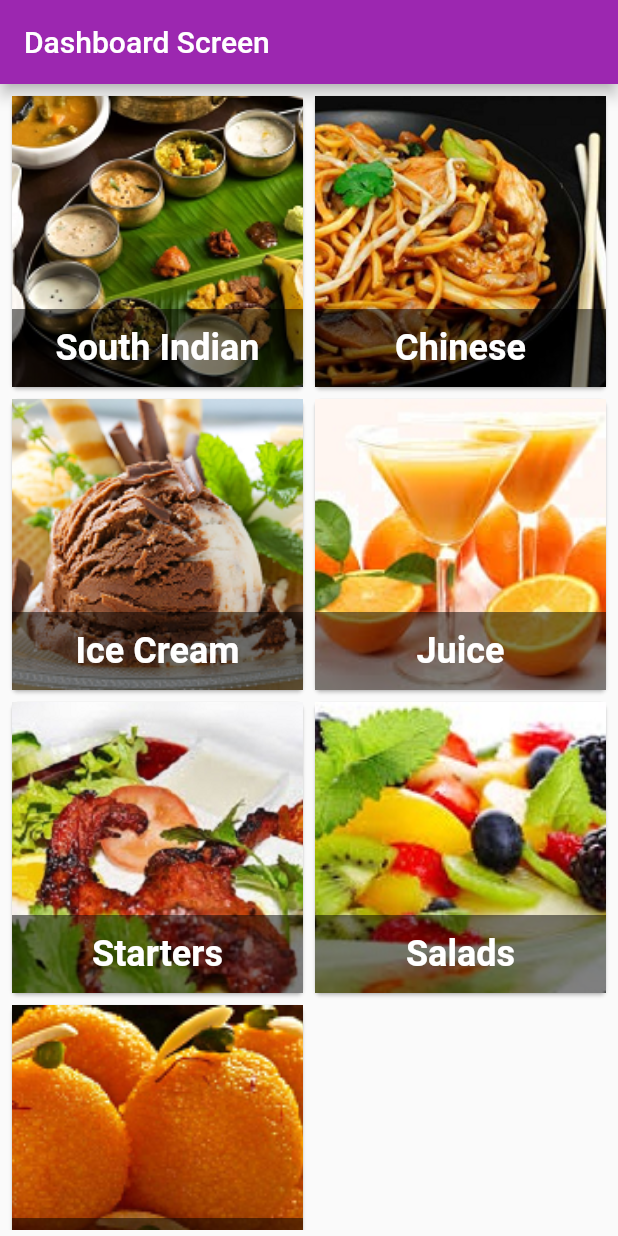
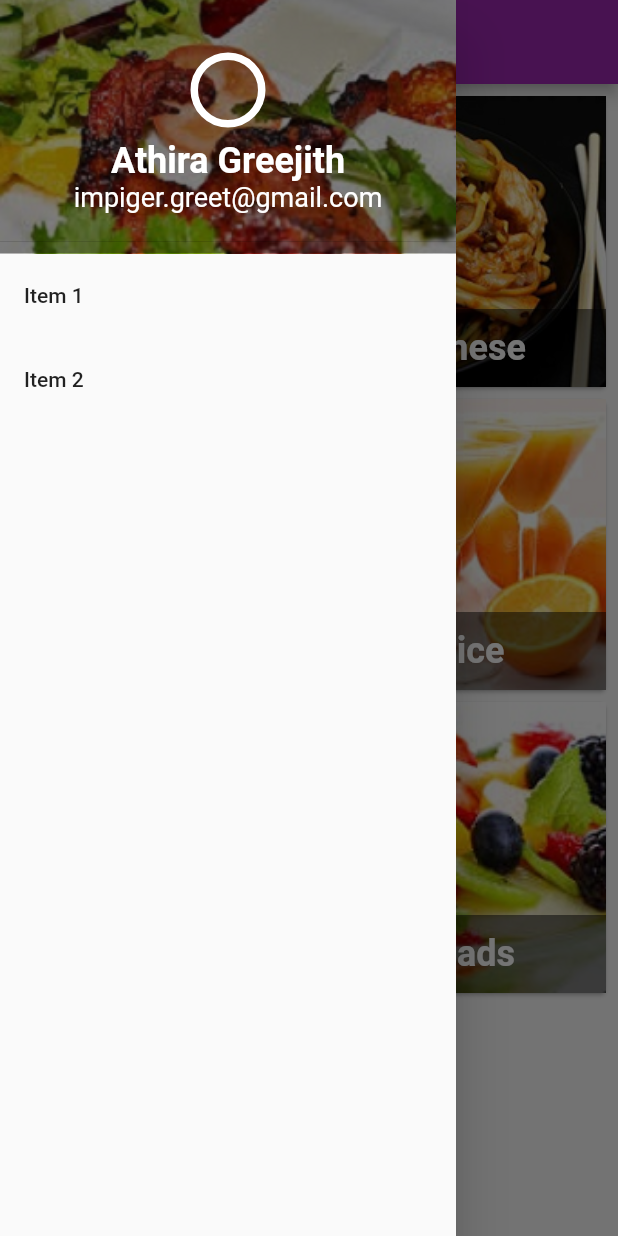
Before and after one commit to AthiraSasitharan/Flutter_LetsBegin, a Flutter app: the DashBoardScreen screen opened directly, with the side drawer open (before the commit the screen has no drawer), on a phone screen of 412 x 824 dp. Run offline on Flutter 3.47's test engine with Material 2 defaults, Android fonts, the phone set to English and light mode, and no system bars.

Commit message:
Added nav drawer to dashboard screen

```diff
--- a/lib/DashBoardScreen.dart
+++ b/lib/DashBoardScreen.dart
@@ -1,6 +1,7 @@
 import 'package:flutter/material.dart';
 import 'package:flutter_lets_begin/DataProvider.dart';
 import 'package:flutter_lets_begin/DetailsPageView.dart';
+import 'package:flutter_lets_begin/utils/NavDrawer.dart';
 import 'package:flutter_lets_begin/utils/Res.dart';
 import 'package:flutter_lets_begin/models.dart';
 
@@ -10,6 +11,7 @@ class DashBoardScreen extends StatelessWidget {
   @override
   Widget build(BuildContext context) {
     return Scaffold(
+      drawer: NavDrawer(),
       appBar: AppBar(
         title: Text(
           Strings.titleDashboard,
--- /dev/null
+++ b/lib/utils/NavDrawer.dart
@@ -0,0 +1,125 @@
+import 'package:flutter/material.dart';
+
+class NavDrawer extends StatelessWidget {
+  @override
+  Widget build(BuildContext context) {
+    /*return Drawer(
+      child: Column(
+        children: <Widget>[
+          Container(
+            decoration: BoxDecoration(
+              image: DecorationImage(
+                image: AssetImage("assets/images/starters.png"),
+                fit: BoxFit.contain,
+              ),
+              color: Colors.black.withOpacity(0.5),
+            ),
+            alignment: Alignment.center,
+            child: Column(
+              children: <Widget>[
+                Text(
+                  "Athira Greejith",
+                  style: TextStyle(
+                    fontSize: 24,
+                    color: Colors.white,
+                    fontWeight: FontWeight.bold,
+                  ),
+                ),
+                Text(
+                  "Athira Greejith",
+                  style: TextStyle(
+                    fontSize: 18,
+                    color: Colors.white,
+                    fontWeight: FontWeight.normal,
+                  ),
+                ),
+              ],
+            ),
+          ),
+          Text(
+            "Item 1",
+            style: TextStyle(
+              fontSize: 18,
+              color: Colors.white,
+              fontWeight: FontWeight.normal,
+            ),
+          ),
+          Text(
+            "Item 2",
+            style: TextStyle(
+              fontSize: 18,
+              color: Colors.white,
+              fontWeight: FontWeight.normal,
+            ),
+          ),
+        ],
+      ),
+    );*/
+
+    return Drawer(
+      child: ListView(
+        padding: EdgeInsets.zero,
+        children: <Widget>[
+          Container(
+            decoration: BoxDecoration(
+              image: DecorationImage(
+                image: AssetImage("assets/images/starters.png"),
+                fit: BoxFit.cover,
+              ),
+            ),
+            child: Container(
+              decoration: BoxDecoration(
+                color: Colors.black.withOpacity(0.5),
+              ),
+              child: DrawerHeader(
+                  child: Column(
+                mainAxisAlignment: MainAxisAlignment.center,
+                children: <Widget>[
+                  Container(
+                    margin: EdgeInsets.all(8),
+                    padding: EdgeInsets.all(20),
+                    decoration: BoxDecoration(
+                      shape: BoxShape.circle,
+                      border: Border.all(
+                        width: 5,
+                        color: Colors.white,
+                      ),
+                    ),
+                  ),
+                  Text(
+                    "Athira Greejith",
+                    style: TextStyle(
+                      fontSize: 24,
+                      color: Colors.white,
+                      fontWeight: FontWeight.bold,
+                    ),
+                  ),
+                  Text(
+                    "impiger.greet@gmail.com",
+                    style: TextStyle(
+                      fontSize: 18,
+                      color: Colors.white,
+                      fontWeight: FontWeight.normal,
+                    ),
+                  ),
+                ],
+              )),
+            ),
+          ),
+          ListTile(
+            title: Text('Item 1'),
+            onTap: () {
+              Navigator.pop(context);
+            },
+          ),
+          ListTile(
+            title: Text('Item 2'),
+            onTap: () {
+              Navigator.pop(context);
+            },
+          ),
+        ],
+      ),
+    );
+  }
+}
```
